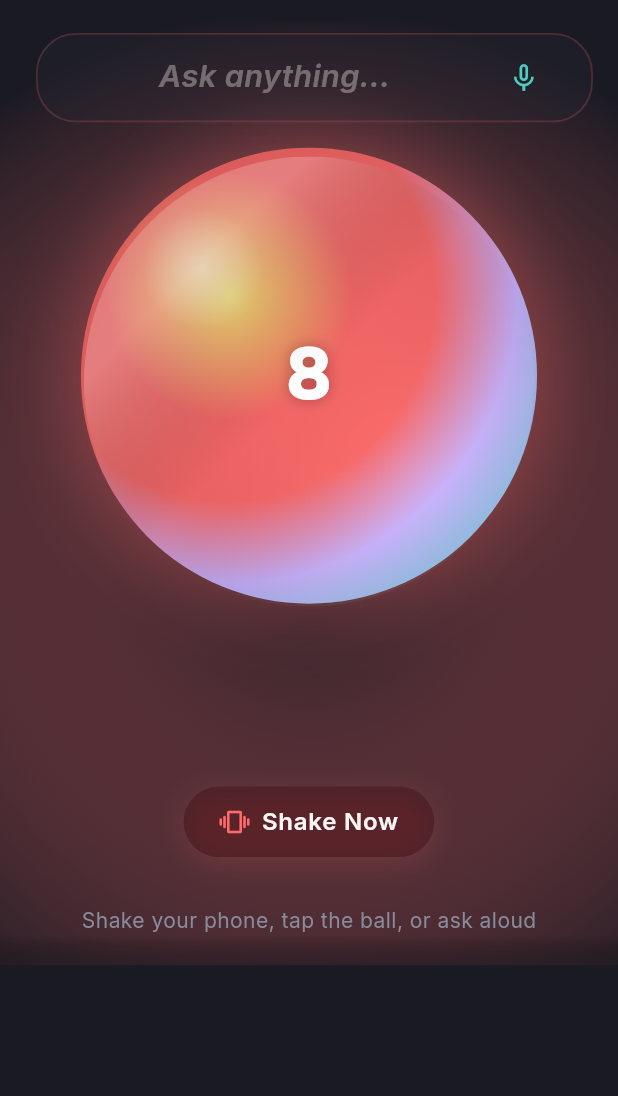
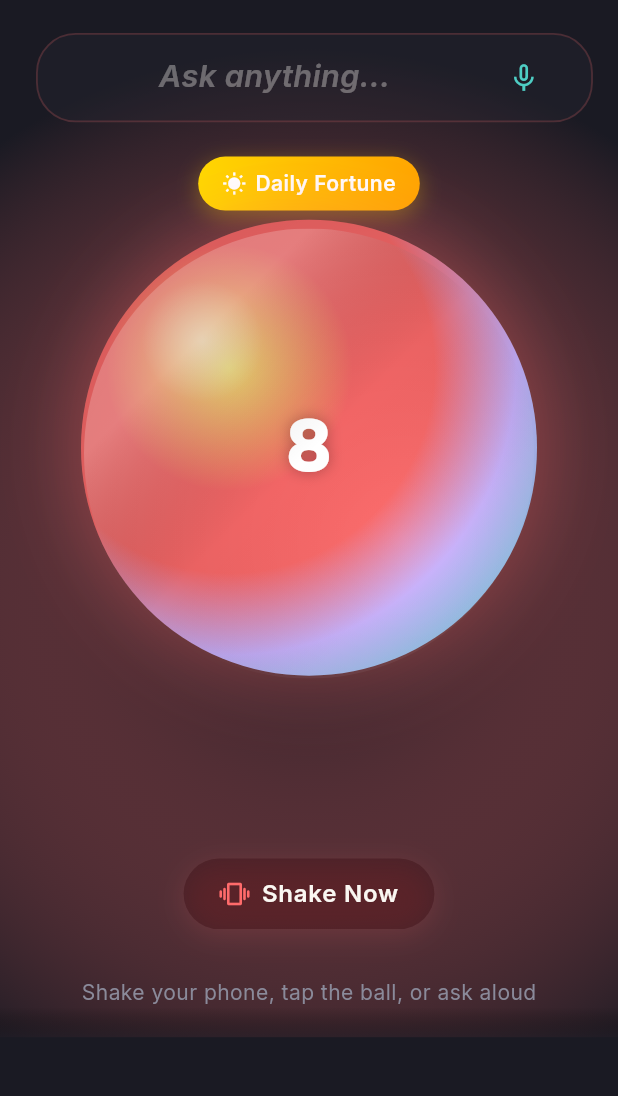
Before and after one commit to renerodr/magic-8-ball, a Flutter app: the screen it shows after launch, on a phone screen of 412 x 824 dp, the part 63-1159 px from its top. Run offline on Flutter 3.47's test engine with Material 3 defaults, Android fonts, the phone set to English and light mode, and no system bars; our stand-ins replace audioplayers, flutter_animate, google_fonts, sensors_plus, shared_preferences, speech_to_text.

Commit message:
feat: P3 daily fortune & streaks
- Add DailyFortuneService with streak tracking, daily prompt, and shared_preferences persistence
- Add NotificationService scaffold for future reminder scheduling
- Create StreakIndicator widget with fire icon and golden 7-day streak reward style
- Add Daily Fortune button to home screen when available
- Record daily fortune on each shake, track consecutive days
- Add tests for DailyFortuneService

```diff
--- a/lib/screens/home_screen.dart
+++ b/lib/screens/home_screen.dart
@@ -15,6 +15,9 @@ import '../widgets/shake_now_cta.dart';
 import '../widgets/tilt_gradient_widget.dart';
 import '../widgets/voice_input_button.dart';
 import '../services/speech_service.dart';
+import '../services/daily_fortune_service.dart';
+import '../services/notification_service.dart';
+import '../widgets/streak_indicator.dart';
 import 'history_screen.dart';
 
 const _apiKey = String.fromEnvironment('OPENROUTER_KEY', defaultValue: '');
@@ -38,6 +41,8 @@ class _HomeScreenState extends State<HomeScreen> {
   final _historyService = HistoryService();
   final _questionFocusNode = FocusNode();
   final _speechService = SpeechService();
+  final _dailyFortuneService = DailyFortuneService();
+  final _notificationService = NotificationService();
   late final AiService _aiService;
 
   StreamSubscription<void>? _shakeSubscription;
@@ -52,6 +57,8 @@ class _HomeScreenState extends State<HomeScreen> {
     _aiService = AiService(client: http.Client(), apiKey: _apiKey);
     _shakeSubscription = _shakeService.onShake.listen((_) => _onShake());
     _soundService.initialize();
+    _dailyFortuneService.initialize();
+    _notificationService.initialize();
   }
 
   Future<void> _onShake() async {
@@ -76,6 +83,7 @@ class _HomeScreenState extends State<HomeScreen> {
       answer: answer,
       timestamp: timestamp,
     ));
+    await _dailyFortuneService.recordAsked();
 
     setState(() {
       _currentAnswer = answer;
@@ -204,7 +212,52 @@ class _HomeScreenState extends State<HomeScreen> {
                       onMicTap: _startVoiceInput,
                     ),
                   ),
-                  const SizedBox(height: 24),
+                  const SizedBox(height: 12),
+                  StreakIndicator(streak: _dailyFortuneService.streak),
+                  const SizedBox(height: 12),
+                  if (_state == _BallState.idle && _dailyFortuneService.isDailyFortuneAvailable)
+                    GestureDetector(
+                      onTap: () {
+                        _questionController.text = _dailyFortuneService.dailyPrompt;
+                        _onShake();
+                      },
+                      child: Container(
+                        padding: const EdgeInsets.symmetric(horizontal: 16, vertical: 8),
+                        decoration: BoxDecoration(
+                          gradient: const LinearGradient(
+                            colors: [Color(0xFFFFD700), Color(0xFFFFA500)],
+                          ),
+                          borderRadius: BorderRadius.circular(20),
+                          boxShadow: [
+                            BoxShadow(
+                              color: const Color(0xFFFFD700).withValues(alpha: 0.3),
+                              blurRadius: 12,
+                              offset: const Offset(0, 4),
+                            ),
+                          ],
+                        ),
+                        child: const Row(
+                          mainAxisSize: MainAxisSize.min,
+                          children: [
+                            Icon(
+                              Icons.wb_sunny,
+                              color: Colors.white,
+                              size: 16,
+                            ),
+                            SizedBox(width: 6),
+                            Text(
+                              'Daily Fortune',
+                              style: TextStyle(
+                                color: Colors.white,
+                                fontSize: 14,
+                                fontWeight: FontWeight.w600,
+                              ),
+                            ),
+                          ],
+                        ),
+                      ),
+                    ),
+                  const SizedBox(height: 12),
                   GestureDetector(
                     onTap: _onShake,
                     child: TiltGradientWidget(
--- /dev/null
+++ b/lib/services/daily_fortune_service.dart
@@ -0,0 +1,76 @@
+import 'package:shared_preferences/shared_preferences.dart';
+
+class DailyFortuneService {
+  static const _lastAskedKey = 'daily_fortune_last_asked';
+  static const _streakKey = 'daily_fortune_streak';
+  static const _totalAskedKey = 'daily_fortune_total';
+
+  DateTime? _lastAsked;
+  int _streak = 0;
+  int _totalAsked = 0;
+
+  int get streak => _streak;
+  int get totalAsked => _totalAsked;
+  bool get isDailyFortuneAvailable => _canAskToday();
+
+  Future<void> initialize() async {
+    final prefs = await SharedPreferences.getInstance();
+    final lastAskedStr = prefs.getString(_lastAskedKey);
+    _lastAsked = lastAskedStr != null ? DateTime.parse(lastAskedStr) : null;
+    _streak = prefs.getInt(_streakKey) ?? 0;
+    _totalAsked = prefs.getInt(_totalAskedKey) ?? 0;
+  }
+
+  bool _canAskToday() {
+    if (_lastAsked == null) return true;
+    final now = DateTime.now();
+    final last = _lastAsked!;
+    return now.year != last.year || now.month != last.month || now.day != last.day;
+  }
+
+  Future<void> recordAsked() async {
+    final now = DateTime.now();
+    final today = DateTime(now.year, now.month, now.day);
+
+    if (_lastAsked != null) {
+      final lastDate = DateTime(
+        _lastAsked!.year,
+        _lastAsked!.month,
+        _lastAsked!.day,
+      );
+      final difference = today.difference(lastDate).inDays;
+
+      if (difference == 1) {
+        _streak++;
+      } else if (difference > 1) {
+        _streak = 1;
+      }
+      // If difference == 0, same day - don't increment
+    } else {
+      _streak = 1;
+    }
+
+    _totalAsked++;
+    _lastAsked = now;
+
+    final prefs = await SharedPreferences.getInstance();
+    await prefs.setString(_lastAskedKey, now.toIso8601String());
+    await prefs.setInt(_streakKey, _streak);
+    await prefs.setInt(_totalAskedKey, _totalAsked);
+  }
+
+  bool get isStreakReward => _streak > 0 && _streak % 7 == 0;
+
+  String get dailyPrompt =>
+      'What does today hold for me? Give a single mystical fortune (max 12 words).';
+
+  Future<void> reset() async {
+    _streak = 0;
+    _totalAsked = 0;
+    _lastAsked = null;
+    final prefs = await SharedPreferences.getInstance();
+    await prefs.remove(_lastAskedKey);
+    await prefs.remove(_streakKey);
+    await prefs.remove(_totalAskedKey);
+  }
+}
--- /dev/null
+++ b/lib/services/notification_service.dart
@@ -0,0 +1,26 @@
+import 'package:flutter/material.dart';
+
+class NotificationService {
+  bool _isEnabled = false;
+
+  bool get isEnabled => _isEnabled;
+
+  Future<void> initialize() async {
+    // Placeholder: Will integrate flutter_local_notifications in future
+    // For now, this service exists as a scaffold for reminder scheduling
+  }
+
+  Future<void> setEnabled(bool enabled) async {
+    _isEnabled = enabled;
+  }
+
+  Future<void> scheduleDailyReminder() async {
+    if (!_isEnabled) return;
+    // Placeholder: Schedule evening reminder at 7 PM
+    debugPrint('Scheduled daily reminder for 7 PM');
+  }
+
+  Future<void> cancelReminders() async {
+    debugPrint('Cancelled all reminders');
+  }
+}
```
Also changed, not shown: lib/widgets/streak_indicator.dart (added, +55 -0 lines), 1 other file.
